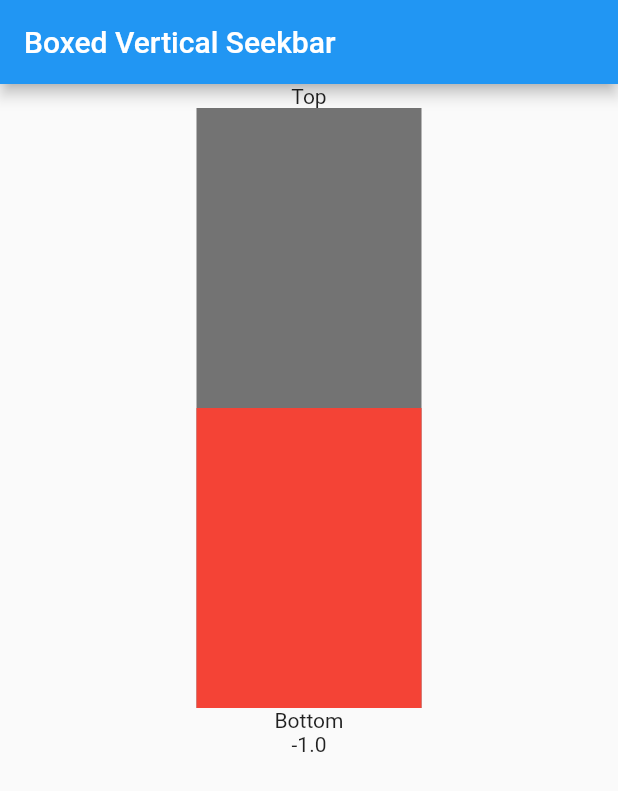
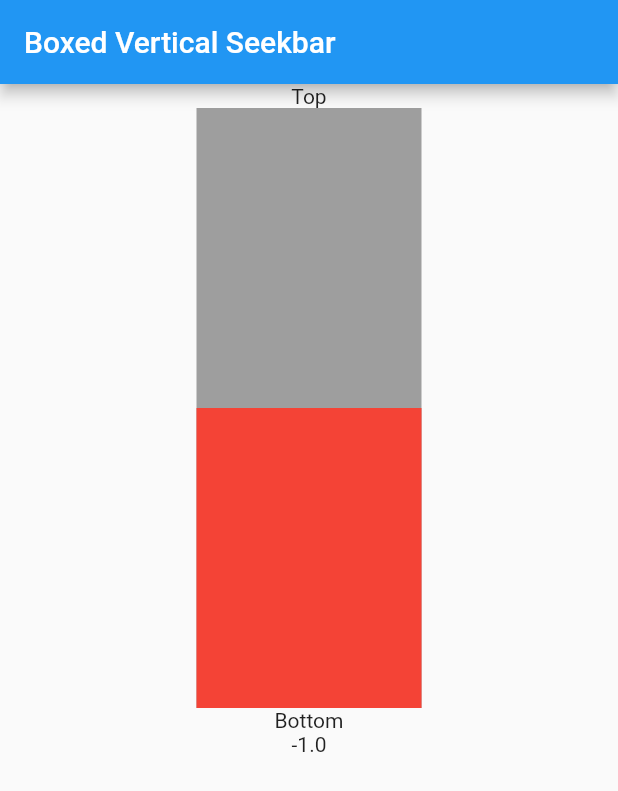
Before and after one commit to npanagop/flutter_boxed_vertical_seekbar, a Flutter app: the screen it shows after launch, on a phone screen of 412 x 824 dp. Shown: the top 791 px of the screen. Run offline on Flutter 3.47's test engine with Material 2 defaults, Android fonts, the phone set to English and light mode, and no system bars.

```diff
--- a/lib/boxed_vertical_seekbar.dart
+++ b/lib/boxed_vertical_seekbar.dart
@@ -10,6 +10,8 @@ class BoxedVerticalSeekbar extends StatefulWidget {
   final double step;
   final double value;
   final double accuracy;
+  final Widget fixedBox;
+  final Widget movingBox;
   final void Function(double) onValueChanged;
 
   const BoxedVerticalSeekbar({
@@ -22,18 +24,22 @@ class BoxedVerticalSeekbar extends StatefulWidget {
     this.step,
     this.accuracy,
     this.value,
+    this.fixedBox,
+    this.movingBox,
   }) : super(key: key);
 
   _BoxedVerticalSeekbarState createState() => _BoxedVerticalSeekbarState();
 }
 
-class _BoxedVerticalSeekbarState extends State<BoxedVerticalSeekbar> {
+class _BoxedVerticalSeekbarState extends State<BoxedVerticalSeekbar>{
   double _value;
   double _min;
   double _max;
   double _step;
   double _currentHeight;
   double _accuracy;
+  Widget _movingDecoratedBox;
+  Widget _fixedDecoratedBox;
 
   initState() {
     super.initState();
@@ -44,6 +50,12 @@ class _BoxedVerticalSeekbarState extends State<BoxedVerticalSeekbar> {
     _value = widget.value ?? 5.0;
     _accuracy = widget.accuracy ?? 0.0;
     _currentHeight = _convertValueToHeight();
+    _movingDecoratedBox = widget.movingBox ?? DecoratedBox(
+        decoration: BoxDecoration(color: Colors.red)
+    );
+    _fixedDecoratedBox = widget.fixedBox ?? DecoratedBox(
+      decoration: BoxDecoration(color: Colors.grey),
+    );
   }
 
   double _convertValueToHeight() {
@@ -94,9 +106,7 @@ class _BoxedVerticalSeekbarState extends State<BoxedVerticalSeekbar> {
     return SizedBox(
       width: widget.width,
       height: widget.height,
-      child: DecoratedBox(
-        decoration: BoxDecoration(color: Colors.black54),
-      ),
+      child: _fixedDecoratedBox,
     );
   }
 
@@ -106,9 +116,7 @@ class _BoxedVerticalSeekbarState extends State<BoxedVerticalSeekbar> {
       child: SizedBox(
         width: widget.width,
         height: _currentHeight,
-        child: DecoratedBox(
-            decoration: BoxDecoration(color: Colors.red)
-        ),
+        child: _movingDecoratedBox,
       ),
     );
   }
```
